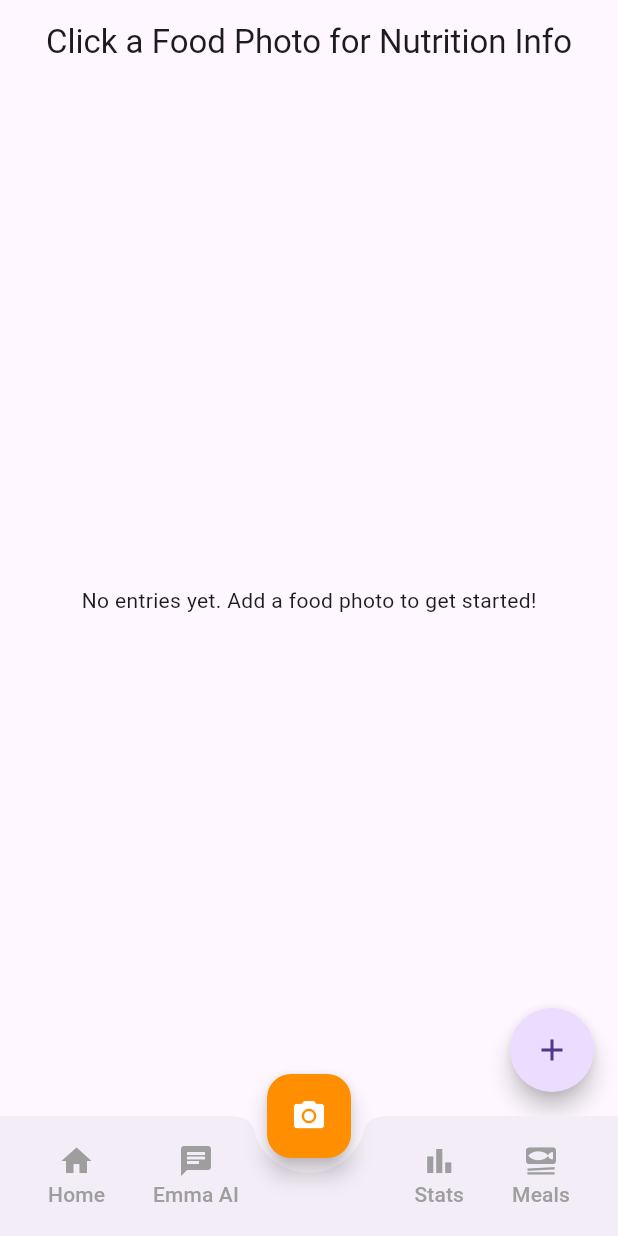
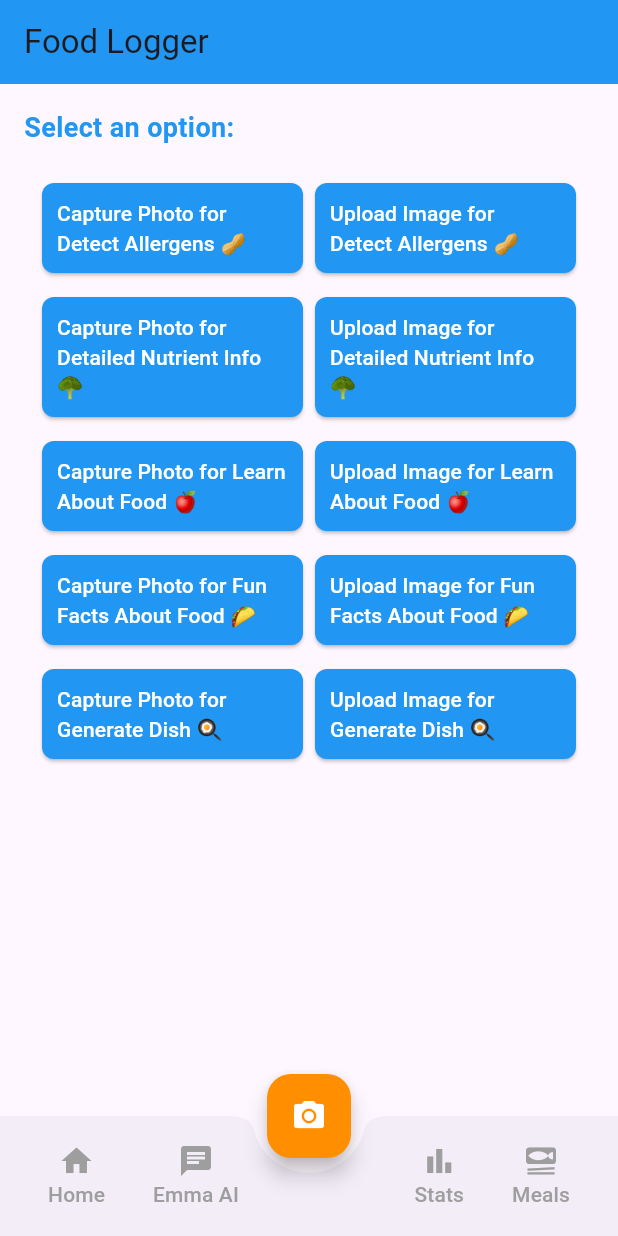
Before and after one commit to plus7c/ai_nutritionist, a Flutter app: the AppTemplate screen opened directly, after a tap on the "camera alt" icon, on a phone screen of 412 x 824 dp. Run offline on Flutter 3.47's test engine with Material 3 defaults, Android fonts, the phone set to English and light mode, and no system bars; drawn by our look-alikes of flutter_speed_dial; our stand-ins replace cloud_firestore, file_picker, firebase_auth, firebase_core, firebase_vertexai, fl_chart and 7 more; missing offline and left inert: fluttermoji; accounts and stored records are empty.

Commit message:
improved food logging prompts and ui

```diff
--- a/lib/apptemplate/apptemplate.dart
+++ b/lib/apptemplate/apptemplate.dart
@@ -5,6 +5,7 @@ import 'package:pizza_ordering_app/stats/stats_page.dart';
 
 import '../chatpage/chatpage.dart';
 import '../home/profile.dart';
+import '../photologger/foodloggerpage.dart';
 import '../photologger/photologger.dart';
 
 class AppTemplate extends StatefulWidget {
@@ -17,7 +18,8 @@ class _AppTemplateState extends State<AppTemplate> {
   static List<Widget> _widgetOptions = <Widget>[
     HomeProfile(),
     ChatPage(),
-    FoodLogWidget(model: getGeminiInstance()),
+    // FoodLogWidget(model: getGeminiInstance()),
+    FoodLoggerPage(),
     StatsPage(),
     MealPage2(), // Placeholder for the new profile page
   ];
--- a/lib/gemini_engine/gemini_stats_section.dart
+++ b/lib/gemini_engine/gemini_stats_section.dart
@@ -8,11 +8,16 @@ Future<String> generateOutputFromGemini(String prompt) async {
   return aiResponse!;
 }
 
+bool useMock = true;
+
 GenerativeModel getGeminiInstance(){
   return model;
 }
 
 Future<String> getGeminiRecommendationForStats(double protein, double fats, double carbs) async {
+  if (useMock) {
+    return "Using Mock IMplemntation for Stats Nutrition";
+  }
   String prompt = """
   Analyze the following nutrient intake data for today and provide a personalized recommendation based on the nutritional needs.
   The recommendation should be focused on maintaining a balanced diet and addressing any deficiencies or excesses.
@@ -33,6 +38,9 @@ Future<String> getGeminiRecommendationForStats(double protein, double fats, doub
 }
 
 Future<String> getGeminiRecommendationForBMI(double bmi) async {
+  if (useMock) {
+    return "Using Mock IMplemntation for Stats Nutrition";
+  }
   String prompt = """
   Analyze the following Body Mass Index (BMI) value and provide a personalized recommendation based on the user's health status.
   The recommendation should be focused on maintaining or achieving a healthy BMI and addressing any potential health concerns.
--- a/lib/main.dart
+++ b/lib/main.dart
@@ -5,6 +5,7 @@ import 'package:pizza_ordering_app/auth/signup.dart';
 import 'package:pizza_ordering_app/chatpage/chatpage.dart';
 import 'package:pizza_ordering_app/home/profile.dart';
 import 'package:pizza_ordering_app/onboarding/onboarding.dart';
+import 'package:pizza_ordering_app/photologger/foodloggerpage.dart';
 import 'package:pizza_ordering_app/photologger/photologger.dart';
 import 'package:pizza_ordering_app/stats/stats_page.dart';
 import 'package:firebase_core/firebase_core.dart';
@@ -44,7 +45,7 @@ class _HomePageState extends State<HomePage> {
   TextStyle(fontSize: 30, fontWeight: FontWeight.bold);
   static List<Widget> _widgetOptions = <Widget>[
     HomeProfile(),
-    FoodLogWidget(model: getGeminiInstance()),
+    FoodLoggerPage(),
     ChatPage(),
     StatsPage(),
   ];
@@ -99,7 +100,7 @@ class MyApp extends StatelessWidget {
   Widget build(BuildContext context) => MaterialApp(
     home: Directionality(
       textDirection: TextDirection.ltr,
-      child: FoodLogWidget(model: getGeminiInstance()), // Wrap OnboardingScreen with Scaffold
+      child: FoodLoggerPage()
     ),
     routes: {
       '/login': (context) => LoginScreen(), // Define a route to login
--- /dev/null
+++ b/lib/photologger/foodloggerpage.dart
@@ -0,0 +1,170 @@
+import 'package:flutter/material.dart';
+import 'package:flutter_markdown/flutter_markdown.dart';
+import 'package:image_picker/image_picker.dart';
+import 'dart:typed_data';
+import 'gemini_foodloggerpage.dart';
+
+class FoodLoggerPage extends StatefulWidget {
+  @override
+  _FoodLoggerPageState createState() => _FoodLoggerPageState();
+}
+
+class _FoodLoggerPageState extends State<FoodLoggerPage> {
+  final ImagePicker _picker = ImagePicker();
+  bool _isLoading = false;
+  String _result = '';
+  Uint8List? _uploadedImage;
+
+  Future<void> _captureAndProcessImage(String type, ImageSource source) async {
+    setState(() {
+      _isLoading = true;
+      _result = '';
+      _uploadedImage = null;
+    });
+
+    try {
+      final XFile? image = await _picker.pickImage(source: source);
+      if (image != null) {
+        final bytes = await image.readAsBytes();
+        final response = await GeminiFoodLogger.callGemini(type, bytes);
+        setState(() {
+          _uploadedImage = bytes;
+          _result = response;
+        });
+      } else {
+        setState(() {
+          _result = 'No image selected. Please try again.';
+        });
+      }
+    } catch (e) {
+      setState(() {
+        _result = 'Failed to pick image: $e';
+      });
+    } finally {
+      if (mounted) {
+        setState(() {
+          _isLoading = false;
+        });
+      }
+    }
+  }
+
+  Widget _buildRecipeMarkdown(String recipeMarkdown) {
+    return Container(
+      padding: EdgeInsets.all(16),
+      decoration: BoxDecoration(
+        color: Colors.white,
+        borderRadius: BorderRadius.circular(10),
+        boxShadow: [
+          BoxShadow(
+            color: Colors.grey.withOpacity(0.5),
+            spreadRadius: 2,
+            blurRadius: 5,
+            offset: Offset(0, 3),
+          ),
+        ],
+      ),
+      child: MarkdownBody(
+        data: recipeMarkdown,
+        styleSheet: MarkdownStyleSheet(
+          h1: TextStyle(fontSize: 24, fontWeight: FontWeight.bold, color: Colors.blue),
+          h2: TextStyle(fontSize: 20, fontWeight: FontWeight.bold, color: Colors.blue),
+          p: TextStyle(fontSize: 16),
+          listBullet: TextStyle(fontSize: 16),
+        ),
+      ),
+    );
+  }
+
+
+
+  @override
+  Widget build(BuildContext context) {
+    return Scaffold(
+      appBar: AppBar(
+        title: Text('Food Logger'),
+        backgroundColor: Colors.blue,
+      ),
+      body: _isLoading
+          ? Center(child: CircularProgressIndicator())
+          : SingleChildScrollView(
+        padding: EdgeInsets.all(16.0),
+        child: Column(
+          crossAxisAlignment: CrossAxisAlignment.start,
+          children: [
+            Text(
+              'Select an option:',
+              style: TextStyle(fontSize: 18, fontWeight: FontWeight.bold, color: Colors.blue),
+            ),
+            SizedBox(height: 16),
+            _buildOptionButton('Detect Allergens 🥜', 'allergen'),
+            _buildOptionButton('Detailed Nutrient Info 🥦', 'nutrients'),
+            _buildOptionButton('Learn About Food 🍎', 'learn'),
+            _buildOptionButton('Fun Facts About Food 🌮', 'fun_facts'),
+            _buildOptionButton('Generate Dish 🍳', 'generate_dish'),
+            SizedBox(height: 16),
+            if (_uploadedImage != null)
+              Column(
+                children: [
+                  Image.memory(_uploadedImage!),
+                  SizedBox(height: 16),
+                ],
+              ),
+            if (_result.isNotEmpty)
+              _buildRecipeMarkdown(_result),
+            if (_result.isNotEmpty || _uploadedImage != null)
+              Padding(
+                padding: EdgeInsets.only(top: 16),
+                child: Text(
+                  'Note: Results could be inaccurate. Always verify with a professional.',
+                  style: TextStyle(color: Colors.red, fontStyle: FontStyle.italic),
+                ),
+              ),
+          ],
+        ),
+      ),
+    );
+  }
+
+  Widget _buildOptionButton(String title, String type) {
+    return Padding(
+      padding: const EdgeInsets.all(8.0),
+      child: Row(
+        mainAxisAlignment: MainAxisAlignment.spaceBetween,
+        children: [
+          _buildButton(title, type, ImageSource.camera, 'Capture Photo'),
+          _buildButton(title, type, ImageSource.gallery, 'Upload Image'),
+        ],
+      ),
+    );
+  }
+
+  Widget _buildButton(String title, String type, ImageSource source, String action) {
+    return Expanded(
+      child: Padding(
+        padding: const EdgeInsets.symmetric(horizontal: 4.0),
+        child: ElevatedButton(
+          onPressed: () => _captureAndProcessImage(type, source),
+          child: Text("$action for $title"),
+          style: ElevatedButton.styleFrom(
+            foregroundColor: Colors.white,
+            backgroundColor: Colors.blue,
+            padding: EdgeInsets.all(10.0),
+            shape: RoundedRectangleBorder(
+              borderRadius: BorderRadius.circular(8), // Slightly rounded corners
+            ),
+          ),
+        ),
+      ),
+    );
+  }
+}
+
+void main() {
+  runApp(MaterialApp(
+    home: FoodLoggerPage(),
+    theme: ThemeData(
+      primarySwatch: Colors.blue,
+    ),
+  ));
+}
--- a/lib/stats/bmi.dart
+++ b/lib/stats/bmi.dart
@@ -19,6 +19,11 @@ class _BMICardState extends State<BMICard> {
   void initState() {
     super.initState();
     _fetchRecommendation();
+  }
+
+  @override
+  void dispose() {
+    super.dispose();
   }
 
   String _getBMICategory(double bmi) {
--- a/pubspec.yaml
+++ b/pubspec.yaml
@@ -55,6 +55,7 @@ dependencies:
   cloud_firestore: ^5.1.0
   fluttermoji: ^1.0.2
   fl_chart: ^0.36.0
+  flutter_markdown: ^0.7.3
 
 
 dev_dependencies:
```
Also changed, not shown: lib/stats/nutrients_section.dart (+6 -2 lines), pubspec.lock, 1 other file.
